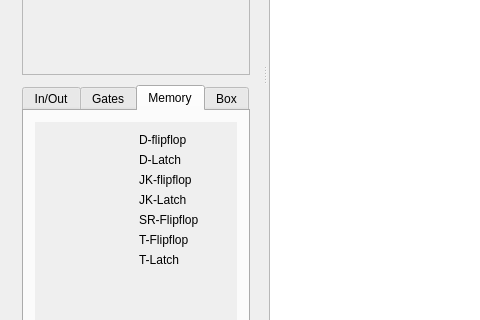
The window that app/mainwindow.ui (GIBIS-UNIFESP/wiRedPanda) describes before a commit, drawn with Qt 5; both pictures show x 0 to 480 and y 322 to 642 of the 886 by 765 pixel window.
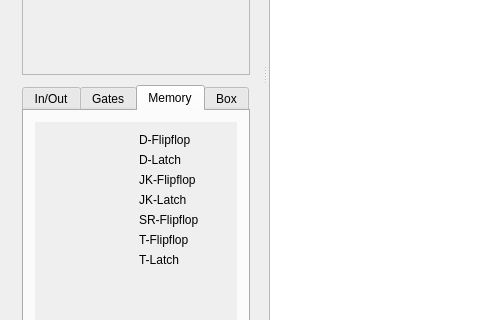
The same window after the commit. The open tabs and pages were chosen to show the change. Icons and pictures are not drawn. Custom widgets are drawn as their Qt base class.

Patch:
```diff
--- a/app/mainwindow.ui
+++ b/app/mainwindow.ui
@@ -647,7 +647,7 @@
                     <item>
                      <widget class="QLabel" name="label_17">
                       <property name="text">
-                       <string>D-flipflop</string>
+                       <string>D-Flipflop</string>
                       </property>
                      </widget>
                     </item>
@@ -698,7 +698,7 @@
                     <item>
                      <widget class="QLabel" name="label_21">
                       <property name="text">
-                       <string>JK-flipflop</string>
+                       <string>JK-Flipflop</string>
                       </property>
                      </widget>
                     </item>
```
Left out of the diff: 28 changed lines with no effect on the pictures.
